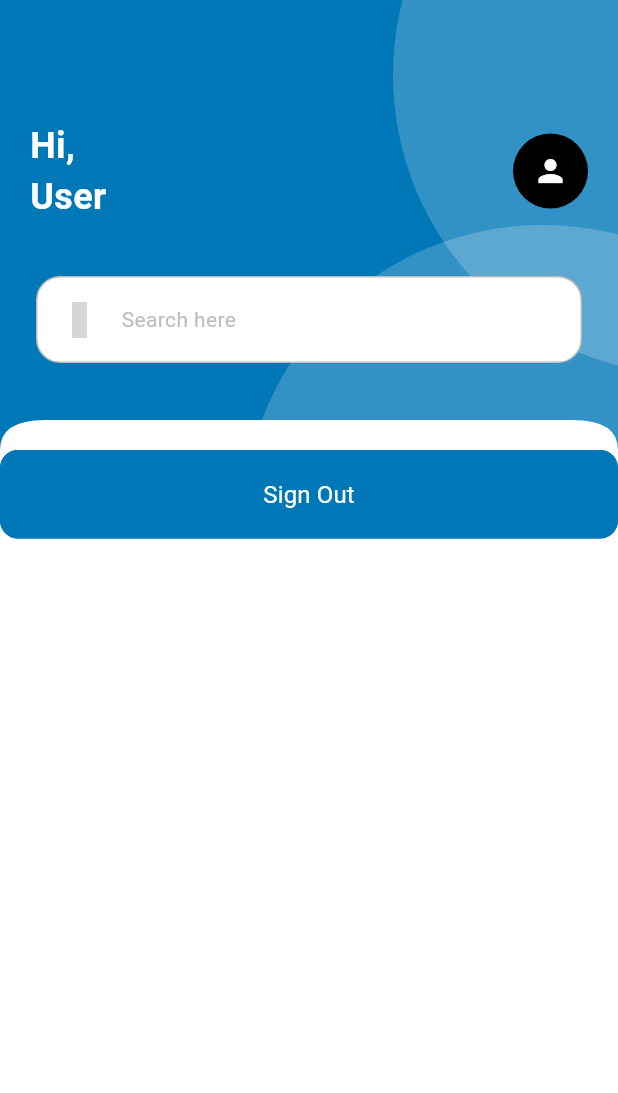
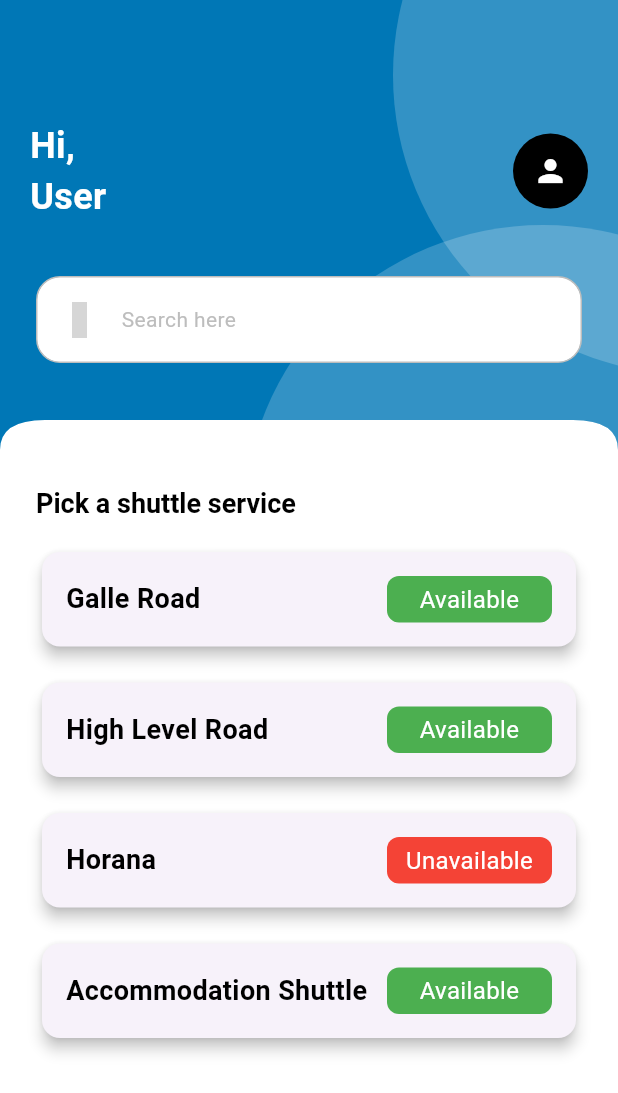
Before and after one commit to ChavinduRansara/Shuttle-app, a Flutter app: the HomeScreen screen opened directly, on a phone screen of 412 x 824 dp. Shown: the top 1093 px of the screen. Run offline on Flutter 3.47's test engine with Material 3 defaults, Android fonts, the phone set to English and light mode, and no system bars; our stand-ins replace cloud_firestore, connectivity_plus, firebase_auth, firebase_core, flutter_native_splash, get and 4 more; accounts and stored records are empty; Roboto replaces fonts that are missing (Poppins); grey boxes are pictures that could not be loaded.

Commit message:
create card widget and update home screen and profile screen

```diff
--- /dev/null
+++ b/lib/commons/widgets/container/card.dart
@@ -0,0 +1,62 @@
+import 'package:flutter/material.dart';
+
+class ShuttleServiceCard extends StatelessWidget {
+  final String serviceName;
+  final bool isAvailable;
+  final VoidCallback onTap;
+
+  const ShuttleServiceCard({
+    super.key,
+    required this.serviceName,
+    required this.isAvailable,
+    required this.onTap,
+  });
+
+  @override
+  Widget build(BuildContext context) {
+    return GestureDetector(
+      onTap: onTap,
+      child: Card(
+        elevation: 4,
+        shape: RoundedRectangleBorder(
+          borderRadius: BorderRadius.circular(12),
+        ),
+        child: Padding(
+          padding: const EdgeInsets.all(16.0),
+          child: Row(
+            mainAxisAlignment: MainAxisAlignment.spaceBetween,
+            children: [
+              Expanded(
+                child: Text(
+                  serviceName,
+                  style: const TextStyle(
+                    fontSize: 18,
+                    fontWeight: FontWeight.bold,
+                  ),
+                  overflow: TextOverflow.visible, // Handle overflow with ellipsis
+                  softWrap: true,
+                ),
+              ),
+              Container(
+                width: 110,
+                decoration: BoxDecoration(
+                  color: isAvailable ? Colors.green : Colors.red,
+                  borderRadius: BorderRadius.circular(8),
+                ),
+                padding: const EdgeInsets.symmetric(horizontal: 12, vertical: 4),
+                child: Text(
+                  isAvailable ? 'Available' : 'Unavailable',
+                  textAlign: TextAlign.center,
+                  style: const TextStyle(
+                    color: Colors.white,
+                    fontSize: 16,
+                  ),
+                ),
+              ),
+            ],
+          ),
+        ),
+      ),
+    );
+  }
+}
--- a/lib/features/authentication/screens/home/home.dart
+++ b/lib/features/authentication/screens/home/home.dart
@@ -1,11 +1,11 @@
 import 'package:flutter/material.dart';
-import 'package:flutter/widgets.dart';
 import 'package:get/get.dart';
+import 'package:shuttle_app/commons/widgets/container/card.dart';
 import 'package:shuttle_app/commons/widgets/container/custom_search_bar.dart';
 import 'package:shuttle_app/commons/widgets/container/primary_header_container.dart';
+import 'package:shuttle_app/commons/widgets/container/section_headings.dart';
 import 'package:shuttle_app/commons/widgets/header_discription.dart';
 import 'package:shuttle_app/data/repositories/authentication/authentication_repository.dart';
-import 'package:shuttle_app/utils/constants/colors.dart';
 import 'package:shuttle_app/utils/constants/sizes.dart';
 import 'package:shuttle_app/utils/constants/text.dart';
 
@@ -15,7 +15,7 @@ class HomeScreen extends StatelessWidget {
   @override
   Widget build(BuildContext context) {
     final controller = Get.put(AuthenticationRepository());
-    return Scaffold(
+    return  Scaffold(
       body: SingleChildScrollView(
         child: Column(
           children: [
@@ -32,28 +32,40 @@ class HomeScreen extends StatelessWidget {
               ),
             ),
 
+            Padding(
+              padding: const EdgeInsets.all(AppSizes.defaultSpace),
+              child: Column(
+                children: [
+                  const AppSectionHeading(title: AppText.pickService, showActionButton: false,),
 
+                  const SizedBox(height: AppSizes.spaceBtwItems,),
 
-            SizedBox(
-                            width: double.infinity,
-                            child: ElevatedButton(
-                              style: ElevatedButton.styleFrom(
-                                backgroundColor: AppColor.primaryColor,
-                                side: const BorderSide(color: AppColor.primaryColor),
-                              ),
-                              onPressed: () {
-                                controller.signOut();
-                              },
-                              child: const Text(
-                                AppText.signOut,
-                                style: TextStyle(
-                                  fontSize: AppSizes.fontSm,
-                                  color: Colors.white,
-                                ),
-                              ),
-                            ),
-                          ),
-            // Your other widgets go here
+                  ShuttleServiceCard(
+                    serviceName: 'Galle Road',
+                    isAvailable: true,
+                    onTap: (){},
+                  ),
+                  const SizedBox(height: AppSizes.spaceBtwItems,),
+                  ShuttleServiceCard(
+                    serviceName: 'High Level Road',
+                    isAvailable: true,
+                    onTap: (){},
+                  ),
+                  const SizedBox(height: AppSizes.spaceBtwItems,),
+                  ShuttleServiceCard(
+                    serviceName: 'Horana',
+                    isAvailable: false,
+                    onTap: (){},
+                  ),
+                  const SizedBox(height: AppSizes.spaceBtwItems,),
+                  ShuttleServiceCard(
+                    serviceName: 'Accommodation Shuttle',
+                    isAvailable: true,
+                    onTap: (){},
+                  ),
+                ],
+              ),
+            )
           ],
         ),
       ),
--- a/lib/utils/constants/text.dart
+++ b/lib/utils/constants/text.dart
@@ -28,6 +28,7 @@ class AppText{
   static const String tcontinue = "Continue";
   static const String resendEmail = "Resend Email";
   static const String changePicture = "Change Profile Picture";
+  static const String pickService= "Pick a shuttle service";
   static const String verifyEmailInstructions = 'We have sent a verification link to your email address. Please verify your email address to continue.';
   static const String accountCreated = "Your account created successfully!";
   static const String successScreenDescription = "Welcome to Shuttle App. Your account has been created successfully. Please continue to login.";
```
Also changed, not shown: lib/commons/widgets/profile/profile_menu.dart (added, +37 -0 lines), lib/features/personalization/screens/profile/profile.dart (+52 -2 lines).
